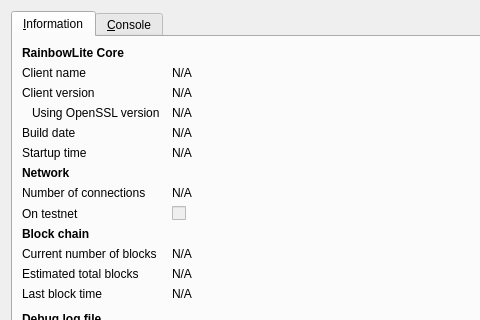
Old version of the form src/qt/forms/rpcconsole.ui in the repository wayawolf/WayaWolfCoin; both pictures show x 0 to 480 and y 0 to 320 of the 740 by 450 pixel window.
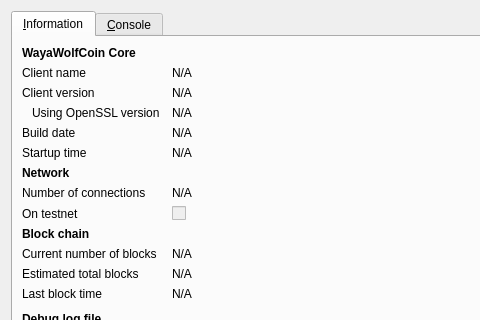
New version of the form. Icons and pictures are not drawn.

Commit message: Rename RainbowLite to WayaWolfCoin

```diff
--- a/src/qt/forms/rpcconsole.ui
+++ b/src/qt/forms/rpcconsole.ui
@@ -36,7 +36,7 @@
           </font>
          </property>
          <property name="text">
-          <string>RainbowLite Core</string>
+          <string>WayaWolfCoin Core</string>
          </property>
         </widget>
        </item>
```
Left out of the diff: 6 changed lines with no effect on the pictures. The commit also changes 116 other files.
